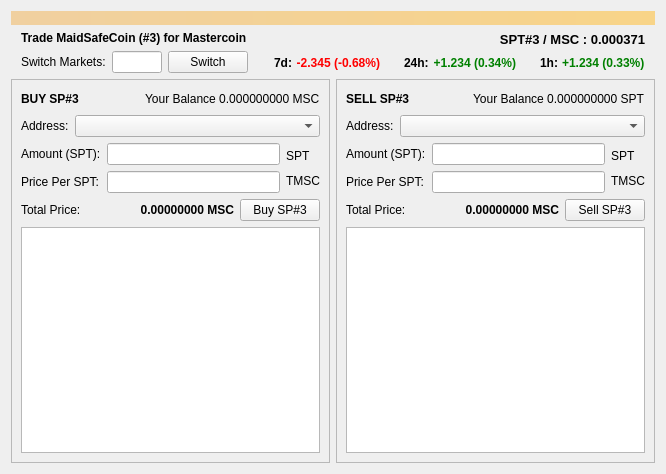
First picture: the form in src/qt/forms/metadexdialog.ui, repository zathras-crypto/mastercore, before the edit.
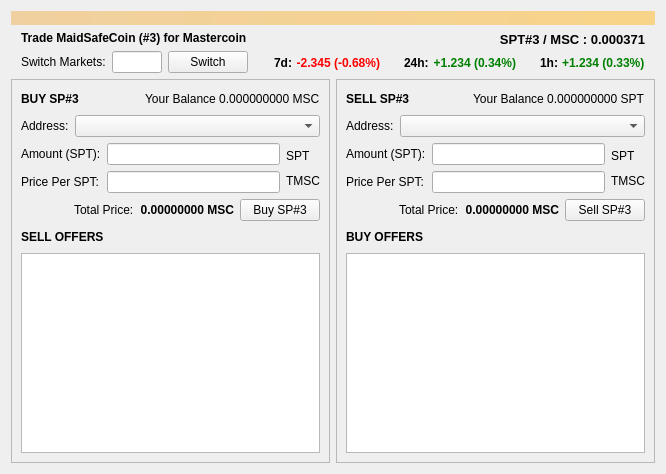
Second picture: the form after the edit.

Commit message: Refresh metadex UI, swap buy/sell books and label

```diff
--- a/src/qt/forms/metadexdialog.ui
+++ b/src/qt/forms/metadexdialog.ui
@@ -491,13 +491,6 @@
             <property name="topMargin">
              <number>0</number>
             </property>
-            <item>
-             <widget class="QLabel" name="label_10">
-              <property name="text">
-               <string>Total Price:</string>
-              </property>
-             </widget>
-            </item>
             <item>
              <spacer name="horizontalSpacer_2">
               <property name="orientation">
@@ -511,6 +504,13 @@
               </property>
              </spacer>
             </item>
+            <item>
+             <widget class="QLabel" name="label_10">
+              <property name="text">
+               <string>Total Price:</string>
+              </property>
+             </widget>
+            </item>
             <item>
              <widget class="QLabel" name="buyTotalLabel">
               <property name="font">
@@ -537,7 +537,40 @@
            </layout>
           </item>
           <item>
-           <widget class="QTableWidget" name="buyList">
+           <layout class="QHBoxLayout" name="horizontalLayout_3">
+            <property name="topMargin">
+             <number>0</number>
+            </property>
+            <item>
+             <widget class="QLabel" name="label_15">
+              <property name="font">
+               <font>
+                <weight>75</weight>
+                <bold>true</bold>
+               </font>
+              </property>
+              <property name="text">
+               <string>SELL OFFERS</string>
+              </property>
+             </widget>
+            </item>
+            <item>
+             <spacer name="horizontalSpacer_9">
+              <property name="orientation">
+               <enum>Qt::Horizontal</enum>
+              </property>
+              <property name="sizeHint" stdset="0">
+               <size>
+                <width>40</width>
+                <height>20</height>
+               </size>
+              </property>
+             </spacer>
+            </item>
+           </layout>
+          </item>
+          <item>
+           <widget class="QTableWidget" name="sellList">
             <property name="sizePolicy">
              <sizepolicy hsizetype="Expanding" vsizetype="Expanding">
               <horstretch>0</horstretch>
@@ -699,13 +732,6 @@
             <property name="topMargin">
              <number>0</number>
             </property>
-            <item>
-             <widget class="QLabel" name="label_13">
-              <property name="text">
-               <string>Total Price:</string>
-              </property>
-             </widget>
-            </item>
             <item>
              <spacer name="horizontalSpacer_5">
               <property name="orientation">
@@ -719,6 +745,13 @@
               </property>
              </spacer>
             </item>
+            <item>
+             <widget class="QLabel" name="label_13">
+              <property name="text">
+               <string>Total Price:</string>
+              </property>
+             </widget>
+            </item>
             <item>
              <widget class="QLabel" name="sellTotalLabel">
               <property name="font">
@@ -745,7 +778,40 @@
            </layout>
           </item>
           <item>
-           <widget class="QTableWidget" name="sellList"/>
+           <layout class="QHBoxLayout" name="horizontalLayout_12">
+            <property name="topMargin">
+             <number>0</number>
+            </property>
+            <item>
+             <widget class="QLabel" name="label_17">
+              <property name="font">
+               <font>
+                <weight>75</weight>
+                <bold>true</bold>
+               </font>
+              </property>
+              <property name="text">
+               <string>BUY OFFERS</string>
+              </property>
+             </widget>
+            </item>
+            <item>
+             <spacer name="horizontalSpacer_10">
+              <property name="orientation">
+               <enum>Qt::Horizontal</enum>
+              </property>
+              <property name="sizeHint" stdset="0">
+               <size>
+                <width>40</width>
+                <height>20</height>
+               </size>
+              </property>
+             </spacer>
+            </item>
+           </layout>
+          </item>
+          <item>
+           <widget class="QTableWidget" name="buyList"/>
           </item>
          </layout>
         </widget>
```
